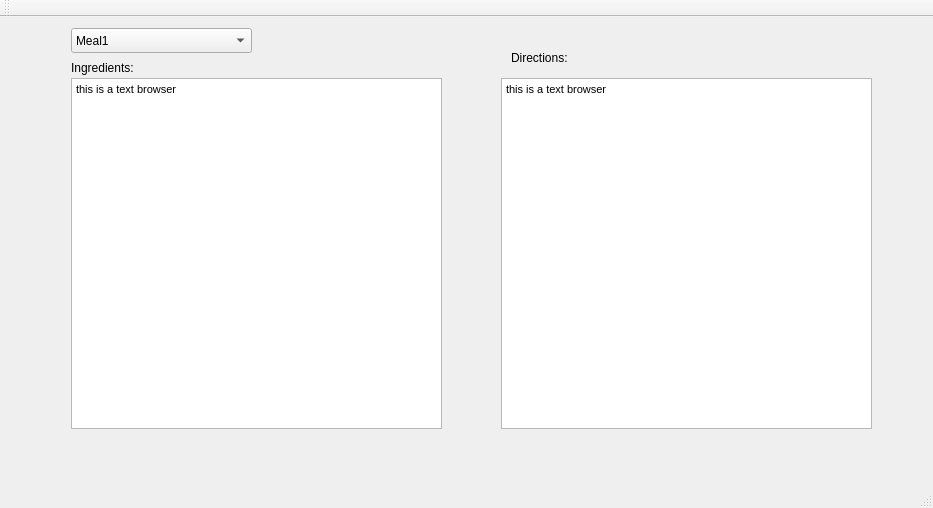
Above: mealplanner/mainwindow.ui from escobaros-dos/mealplanner before the change. Below: the same form after it.
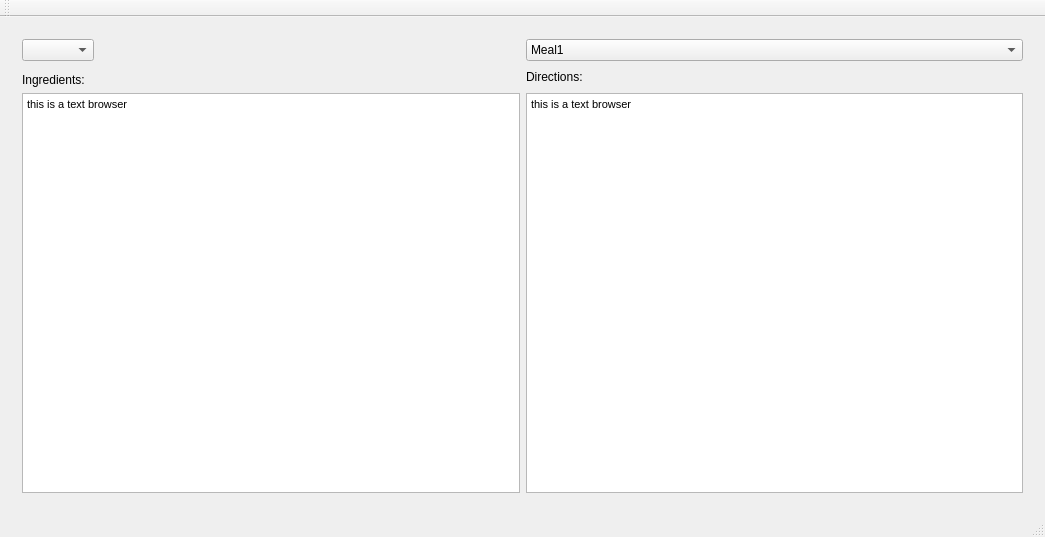
That is the form after the change. The open tabs and pages were chosen to show the change.

Patch:
```diff
--- a/mealplanner/mainwindow.ui
+++ b/mealplanner/mainwindow.ui
@@ -6,8 +6,8 @@
    <rect>
     <x>0</x>
     <y>0</y>
-    <width>933</width>
-    <height>508</height>
+    <width>1045</width>
+    <height>537</height>
    </rect>
   </property>
   <property name="windowTitle">
@@ -109,45 +109,20 @@
        </layout>
       </widget>
       <widget class="QWidget" name="page_2">
-       <widget class="QTextBrowser" name="textBrowser">
-        <property name="geometry">
-         <rect>
-          <x>60</x>
-          <y>50</y>
-          <width>371</width>
-          <height>351</height>
-         </rect>
-        </property>
-        <property name="html">
-         <string>&lt;!DOCTYPE HTML PUBLIC &quot;-//W3C//DTD HTML 4.0//EN&quot; &quot;http://www.w3.org/TR/REC-html40/strict.dtd&quot;&gt;
-&lt;html&gt;&lt;head&gt;&lt;meta name=&quot;qrichtext&quot; content=&quot;1&quot; /&gt;&lt;style type=&quot;text/css&quot;&gt;
-p, li { white-space: pre-wrap; }
-&lt;/style&gt;&lt;/head&gt;&lt;body style=&quot; font-family:'MS Shell Dlg 2'; font-size:8pt; font-weight:400; font-style:normal;&quot;&gt;
-&lt;p style=&quot; margin-top:0px; margin-bottom:0px; margin-left:0px; margin-right:0px; -qt-block-indent:0; text-indent:0px;&quot;&gt;this is a text browser&lt;/p&gt;&lt;/body&gt;&lt;/html&gt;</string>
-        </property>
-       </widget>
-       <widget class="QLabel" name="label">
-        <property name="geometry">
-         <rect>
-          <x>60</x>
-          <y>30</y>
-          <width>101</width>
-          <height>20</height>
-         </rect>
-        </property>
-        <property name="text">
-         <string>Ingredients:</string>
-        </property>
-       </widget>
+       <layout class="QGridLayout" name="gridLayout_4">
+        <item row="3" column="1">
        <widget class="QTextBrowser" name="textBrowser_2">
-        <property name="geometry">
-         <rect>
-          <x>490</x>
-          <y>50</y>
-          <width>371</width>
-          <height>351</height>
-         </rect>
-        </property>
+          <property name="html">
+           <string>&lt;!DOCTYPE HTML PUBLIC &quot;-//W3C//DTD HTML 4.0//EN&quot; &quot;http://www.w3.org/TR/REC-html40/strict.dtd&quot;&gt;
+&lt;html&gt;&lt;head&gt;&lt;meta name=&quot;qrichtext&quot; content=&quot;1&quot; /&gt;&lt;style type=&quot;text/css&quot;&gt;
+p, li { white-space: pre-wrap; }
+&lt;/style&gt;&lt;/head&gt;&lt;body style=&quot; font-family:'MS Shell Dlg 2'; font-size:8pt; font-weight:400; font-style:normal;&quot;&gt;
+&lt;p style=&quot; margin-top:0px; margin-bottom:0px; margin-left:0px; margin-right:0px; -qt-block-indent:0; text-indent:0px;&quot;&gt;this is a text browser&lt;/p&gt;&lt;/body&gt;&lt;/html&gt;</string>
+          </property>
+         </widget>
+        </item>
+        <item row="3" column="0">
+         <widget class="QTextBrowser" name="textBrowser">
         <property name="html">
          <string>&lt;!DOCTYPE HTML PUBLIC &quot;-//W3C//DTD HTML 4.0//EN&quot; &quot;http://www.w3.org/TR/REC-html40/strict.dtd&quot;&gt;
 &lt;html&gt;&lt;head&gt;&lt;meta name=&quot;qrichtext&quot; content=&quot;1&quot; /&gt;&lt;style type=&quot;text/css&quot;&gt;
@@ -156,28 +131,23 @@
 &lt;p style=&quot; margin-top:0px; margin-bottom:0px; margin-left:0px; margin-right:0px; -qt-block-indent:0; text-indent:0px;&quot;&gt;this is a text browser&lt;/p&gt;&lt;/body&gt;&lt;/html&gt;</string>
         </property>
        </widget>
+        </item>
+        <item row="1" column="1" rowspan="2">
        <widget class="QLabel" name="label_2">
-        <property name="geometry">
-         <rect>
-          <x>500</x>
-          <y>20</y>
-          <width>81</width>
-          <height>19</height>
-         </rect>
-        </property>
         <property name="text">
          <string>Directions:</string>
         </property>
        </widget>
+        </item>
+        <item row="2" column="0">
+         <widget class="QLabel" name="label">
+          <property name="text">
+           <string>Ingredients:</string>
+          </property>
+         </widget>
+        </item>
+        <item row="0" column="1">
        <widget class="QComboBox" name="comboBox">
-        <property name="geometry">
-         <rect>
-          <x>60</x>
-          <y>0</y>
-          <width>181</width>
-          <height>25</height>
-         </rect>
-        </property>
         <item>
          <property name="text">
           <string>Meal1</string>
@@ -189,6 +159,11 @@
          </property>
         </item>
        </widget>
+        </item>
+        <item row="0" column="0" alignment="Qt::AlignLeft">
+         <widget class="QComboBox" name="comboBox_3"/>
+        </item>
+       </layout>
       </widget>
       <widget class="QWidget" name="page_3">
        <widget class="QPushButton" name="pushButton_11">
```
Left out of the diff: 84 changed lines with no effect on the pictures. Lines whose indentation alone changed are shown as unchanged.
